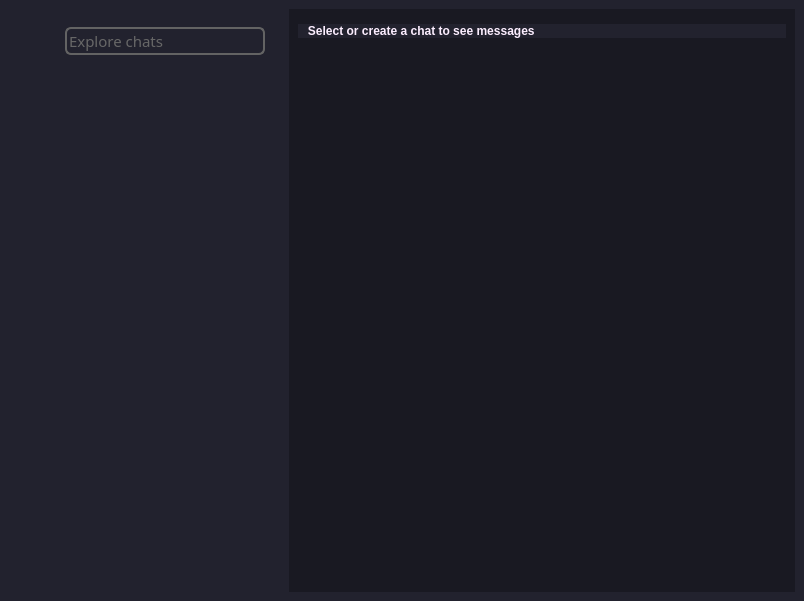
Qt form Client/client.ui (wakeUPdxxn/wmessage) before a commit.
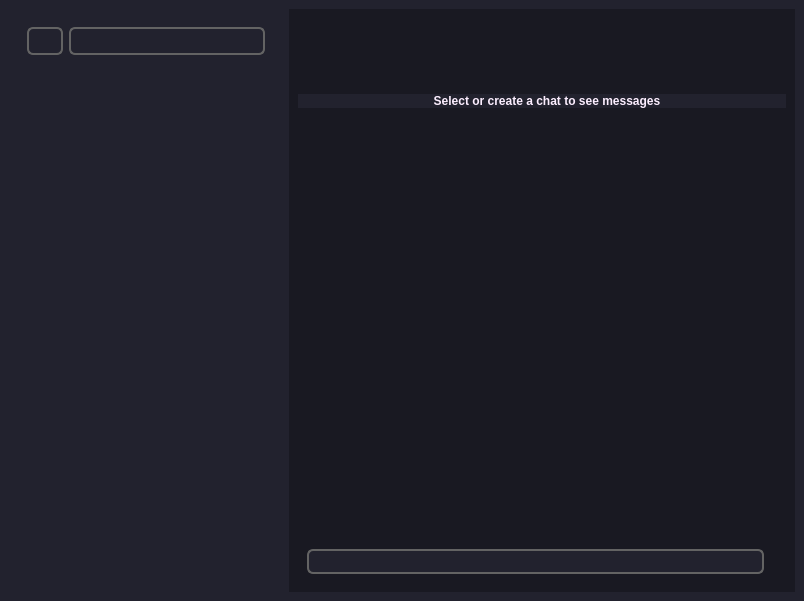
The same form after that commit. Icons and pictures are not drawn.

Commit message: Some bugs has been fixed. Client UI improved. User search function has been finished

Patch:
```diff
--- a/Client/client.ui
+++ b/Client/client.ui
@@ -60,12 +60,22 @@
               <verstretch>0</verstretch>
              </sizepolicy>
             </property>
+            <property name="styleSheet">
+             <string notr="true">border:2px solid rgb(99, 99, 99);
+border-radius: 6px;</string>
+            </property>
             <property name="text">
              <string/>
             </property>
             <property name="icon">
              <iconset>
-              <normaloff>../src/free-icon-user-482636.png</normaloff>../src/free-icon-user-482636.png</iconset>
+              <normaloff>profile-icon.png</normaloff>profile-icon.png</iconset>
+            </property>
+            <property name="iconSize">
+             <size>
+              <width>18</width>
+              <height>18</height>
+             </size>
             </property>
            </widget>
           </item>
@@ -94,7 +104,7 @@
 }</string>
             </property>
             <property name="text">
-             <string>Explore chats</string>
+             <string/>
             </property>
            </widget>
           </item>
@@ -127,12 +137,66 @@
            <verstretch>0</verstretch>
           </sizepolicy>
          </property>
+         <property name="styleSheet">
+          <string notr="true">#currentDialogTopBar &gt; QLabel {}</string>
+         </property>
          <property name="frameShape">
           <enum>QFrame::StyledPanel</enum>
          </property>
          <property name="frameShadow">
           <enum>QFrame::Raised</enum>
          </property>
+         <layout class="QHBoxLayout" name="horizontalLayout_4">
+          <item>
+           <widget class="QLabel" name="userIco">
+            <property name="text">
+             <string/>
+            </property>
+           </widget>
+          </item>
+          <item>
+           <layout class="QVBoxLayout" name="verticalLayout_3">
+            <item>
+             <widget class="QLabel" name="userNick">
+              <property name="font">
+               <font>
+                <family>Montserrat Black</family>
+                <pointsize>14</pointsize>
+                <italic>false</italic>
+                <bold>true</bold>
+               </font>
+              </property>
+              <property name="styleSheet">
+               <string notr="true">color:rgb(138, 138, 138);
+font: bold;</string>
+              </property>
+              <property name="text">
+               <string/>
+              </property>
+             </widget>
+            </item>
+            <item>
+             <widget class="QLabel" name="status">
+              <property name="font">
+               <font>
+                <family>Montserrat</family>
+                <pointsize>11</pointsize>
+               </font>
+              </property>
+              <property name="styleSheet">
+               <string notr="true">color:rgb(103, 103, 103);</string>
+              </property>
+              <property name="text">
+               <string/>
+              </property>
+             </widget>
+            </item>
+           </layout>
+          </item>
+         </layout>
+         <zorder>status</zorder>
+         <zorder>userIco</zorder>
+         <zorder>userNick</zorder>
         </widget>
        </item>
        <item>
@@ -146,10 +210,24 @@
          <property name="text">
           <string>   Select or create a chat to see messages</string>
          </property>
+         <property name="alignment">
+          <set>Qt::AlignCenter</set>
+         </property>
         </widget>
        </item>
        <item>
-        <widget class="QListWidget" name="currentChatList"/>
+        <widget class="QListWidget" name="currentChatList">
+         <property name="styleSheet">
+          <string notr="true">#currentChatList &gt; QListWidgetItem
+{
+	border:4px solid;
+	color:rgb(228, 255, 211);
+}</string>
+         </property>
+         <property name="spacing">
+          <number>4</number>
+         </property>
+        </widget>
        </item>
        <item>
         <widget class="QFrame" name="messageBar">
@@ -159,6 +237,32 @@
          <property name="frameShadow">
           <enum>QFrame::Raised</enum>
          </property>
+         <layout class="QHBoxLayout" name="horizontalLayout_3">
+          <item>
+           <widget class="QLineEdit" name="message">
+            <property name="font">
+             <font>
+              <pointsize>12</pointsize>
+             </font>
+            </property>
+            <property name="styleSheet">
+             <string notr="true">QLineEdit {
+background-color: #22222e;
+color:rgb(103, 103, 103);
+border:2px solid rgb(99, 99, 99);
+border-radius: 6px;
+}</string>
+            </property>
+           </widget>
+          </item>
+          <item>
+           <widget class="QLabel" name="send">
+            <property name="text">
+             <string/>
+            </property>
+           </widget>
+          </item>
+         </layout>
         </widget>
        </item>
       </layout>
```
Left out of the diff: 2 changed lines with no effect on the pictures. The commit also changes 18 other files.
